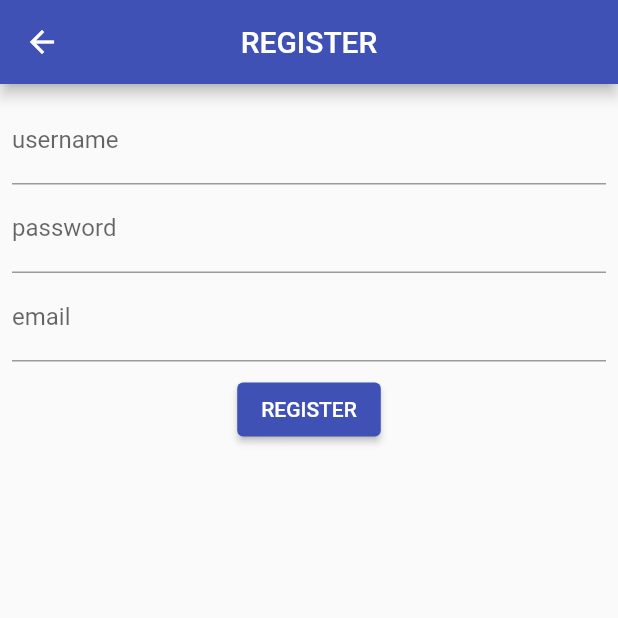
After one commit to sk8rboil/case_study, a Flutter app: the RegisterScreen screen opened by its route, on a phone screen of 412 x 824 dp, the top half of it. The commit adds this screen. Run offline on Flutter 3.47's test engine with Material 2 defaults, Android fonts, the phone set to English and light mode, and no system bars; our stand-ins replace firebase_auth, firebase_core, get; accounts and stored records are empty.

Commit message:
add register_screen

```diff
--- a/lib/controllers/createaccount_controller.dart
+++ b/lib/controllers/createaccount_controller.dart
@@ -1,4 +1,4 @@
-// ignore_for_file: avoid_print, unnecessary_string_interpolations, prefer_const_constructors
+// ignore_for_file: avoid_print, unnecessary_string_interpolations, prefer_const_constructors, unused_local_variable
 
 import 'package:firebase_auth/firebase_auth.dart';
 import 'package:flutter/material.dart';
--- a/lib/homepage.dart
+++ b/lib/homepage.dart
@@ -22,7 +22,13 @@ class MyHomePage extends GetView<HomeController> {
               onPressed: () {
                 Get.toNamed('/login_screen');
               },
-              child: Text('Login Page'),
+              child: Text('LOGIN'),
+            ),
+            ElevatedButton(
+              onPressed: () {
+                Get.toNamed('/register_screen');
+              },
+              child: Text('Register'),
             ),
           ],
         ),
--- a/lib/main.dart
+++ b/lib/main.dart
@@ -5,6 +5,7 @@ import 'package:flutter/material.dart';
 import 'package:get/get.dart';
 import 'package:my_presence_app/homepage.dart';
 import 'package:my_presence_app/screens/login_screen.dart';
+import 'package:my_presence_app/screens/register_screen.dart';
 
 void main() async {
   WidgetsFlutterBinding.ensureInitialized();
@@ -26,7 +27,8 @@ class MyApp extends StatelessWidget {
       ),
       home: MyHomePage(),
       getPages: [
-        GetPage(name: '/login_screen', page: () => MyloginScreen()),
+        GetPage(name: '/register_screen', page: () => RegisterScreen()),
+        GetPage(name: '/login_screen', page: () => MyLoginScreen()),
       ],
     );
   }
--- /dev/null
+++ b/lib/screens/register_screen.dart
@@ -0,0 +1,63 @@
+// ignore_for_file: prefer_const_constructors
+
+import 'package:flutter/material.dart';
+import 'package:get/get.dart';
+import 'package:my_presence_app/controllers/createaccount_controller.dart';
+
+class RegisterScreen extends StatelessWidget {
+  const RegisterScreen({Key? key}) : super(key: key);
+
+  @override
+  Widget build(BuildContext context) {
+    final controller = Get.put((AddPageController()));
+    return Scaffold(
+      appBar: AppBar(
+        title: Text('REGISTER'),
+        centerTitle: true,
+      ),
+      body: SingleChildScrollView(
+        child: Column(
+          // ignore: prefer_const_literals_to_create_immutables
+          children: <Widget>[
+            Padding(
+              padding: const EdgeInsets.all(8.0),
+              child: Form(
+                child: Column(
+                  children: <Widget>[
+                    TextFormField(
+                      controller: controller.usernameC,
+                      decoration: InputDecoration(
+                        labelText: 'username',
+                      ),
+                      keyboardType: TextInputType.name,
+                    ),
+                    TextFormField(
+                      controller: controller.passwordC,
+                      decoration: InputDecoration(
+                        labelText: 'password',
+                      ),
+                      keyboardType: TextInputType.visiblePassword,
+                    ),
+                    TextFormField(
+                      controller: controller.emailC,
+                      decoration: InputDecoration(
+                        labelText: 'email',
+                      ),
+                      keyboardType: TextInputType.emailAddress,
+                    ),
+                  ],
+                ),
+              ),
+            ),
+            ElevatedButton(
+              onPressed: () {
+                controller.createAccount(context);
+              },
+              child: Text('REGISTER'),
+            ),
+          ],
+        ),
+      ),
+    );
+  }
+}
```
Also changed, not shown: lib/controllers/signin_controller.dart (+40 -0 lines), lib/screens/login_screen.dart (+44 -31 lines).
